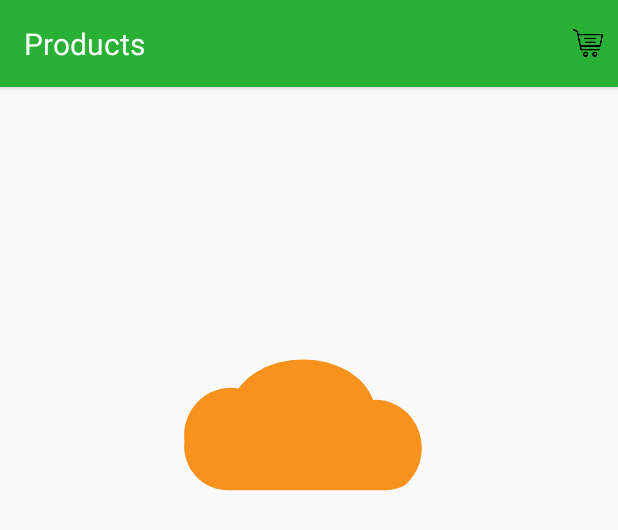
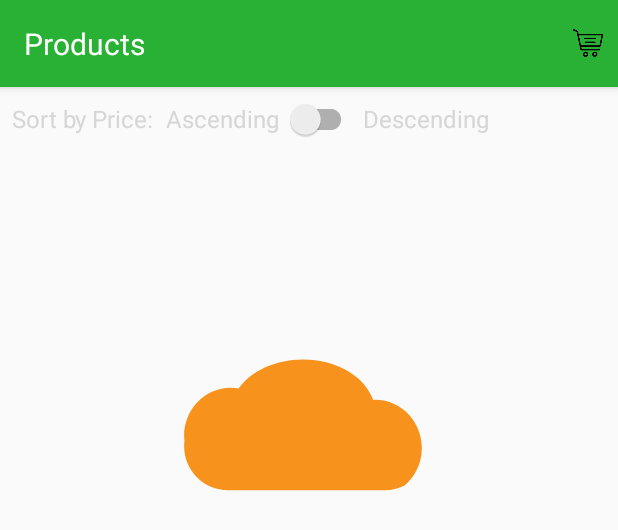
Before and after one commit to ajish-sekar/Customer, an Android app: the layout activity_products.xml on its own in the app's theme, with its tools: preview values and no code run, on a phone screen of 412 x 824 dp. Shown: the top 530 px of the screen. Run offline under Robolectric (Android 15) with nearby library versions, the phone set to English and light mode, and no system bars.

Commit message:
Add sort by price functionality

```diff
--- a/app/src/main/res/layout/activity_products.xml
+++ b/app/src/main/res/layout/activity_products.xml
@@ -51,6 +51,43 @@
         </androidx.appcompat.widget.Toolbar>
     </com.google.android.material.appbar.AppBarLayout>
 
+    <LinearLayout
+        android:id="@+id/toggle_layout"
+        android:layout_below="@id/products_toolbarwrap"
+        android:layout_width="match_parent"
+        android:layout_height="wrap_content"
+        android:orientation="horizontal"
+        android:padding="8dp">
+
+        <TextView
+            android:layout_width="wrap_content"
+            android:layout_height="wrap_content"
+            android:text="@string/sortprice"
+            android:textSize="16sp"
+            android:textColor="@color/black"
+            android:layout_marginEnd="8dp"/>
+        <TextView
+            android:layout_width="wrap_content"
+            android:layout_height="wrap_content"
+            android:text="@string/ascending"
+            android:textSize="16sp"
+            android:textColor="@color/black"
+            android:layout_marginEnd="4dp"/>
+        <androidx.appcompat.widget.SwitchCompat
+            android:id="@+id/sort_toggle"
+            android:layout_width="wrap_content"
+            android:layout_height="wrap_content"
+            app:switchMinWidth="48dp"
+            app:switchPadding="8dp"/>
+        <TextView
+            android:layout_width="wrap_content"
+            android:layout_height="wrap_content"
+            android:text="@string/descending"
+            android:textSize="16sp"
+            android:textColor="@color/black"
+            android:layout_marginStart="4dp"/>
+    </LinearLayout>
+
     <com.airbnb.lottie.LottieAnimationView
         android:id="@+id/products_tv_no_cards"
         android:layout_width="match_parent"
@@ -65,7 +102,7 @@
 
     <FrameLayout
         android:padding="5dp"
-        android:layout_below="@id/products_toolbarwrap"
+        android:layout_below="@id/toggle_layout"
         android:id="@+id/frame_container"
         android:layout_width="match_parent"
         android:layout_height="match_parent">
--- a/app/src/main/res/layout/cards_cardview_layout.xml
+++ b/app/src/main/res/layout/cards_cardview_layout.xml
@@ -52,7 +52,7 @@
                 <TextView
                     android:id="@+id/cardcategory"
                     android:layout_width="match_parent"
-                    android:layout_height="match_parent"
+                    android:layout_height="wrap_content"
                     android:layout_marginLeft="10dp"
                     android:textSize="20sp"
                     android:textColor="#424242"
--- a/app/src/main/res/values/strings.xml
+++ b/app/src/main/res/values/strings.xml
@@ -22,6 +22,9 @@
     <string name="login_now">Login Now</string>
     <string name="changepassword">Change Password</string>
     <string name="noorders">You Haven\'t Placed Any Orders Yet</string>
+    <string name="sortprice">Sort by Price: </string>
+    <string name="ascending">Ascending</string>
+    <string name="descending">Descending</string>
 
     <!--Navigation drawer items-->
     <string name="home">Home</string>
```
Also changed, not shown: app/src/main/java/com/thirumathikart/customer/prodcutscategory/ProductsActivity.java (+19 -0 lines), app/src/main/java/com/thirumathikart/customer/prodcutscategory/ProductsAdapter.java (+25 -0 lines).
